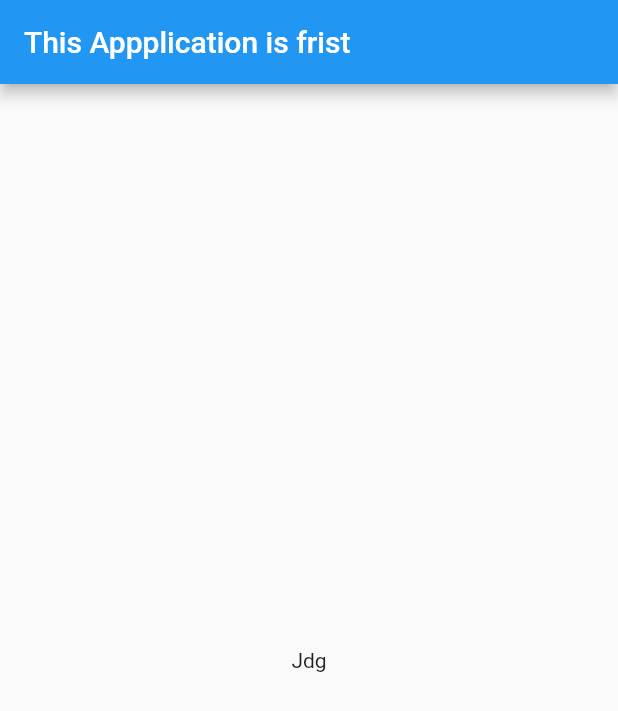
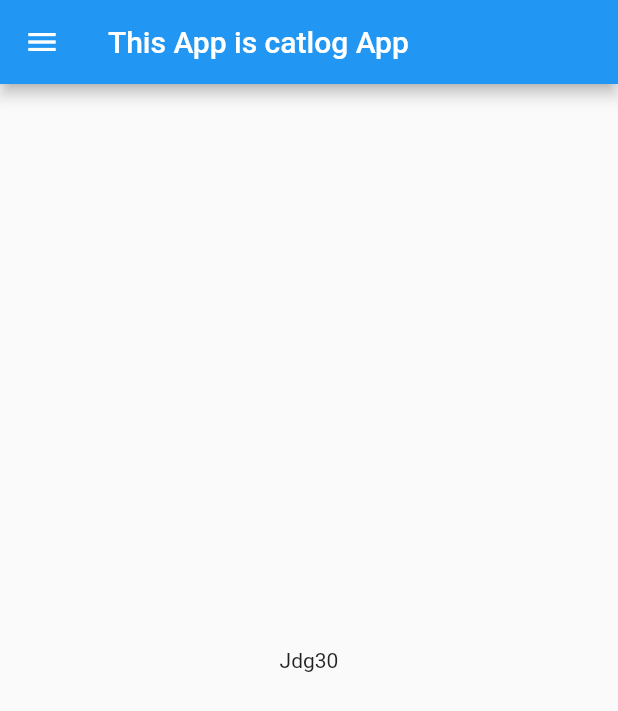
Before and after one commit to ajinkyavn1/Flutter-catlog, a Flutter app: the screen it shows after launch, on a phone screen of 412 x 824 dp. Shown: the top 711 px of the screen. Run offline on Flutter 3.47's test engine with Material 2 defaults, Android fonts, the phone set to English and light mode, and no system bars.

Commit message:
Created Home Page

```diff
--- /dev/null
+++ b/lib/Home_Page.dart
@@ -0,0 +1,18 @@
+import 'package:flutter/material.dart';
+class HomePage extends StatelessWidget {
+  const HomePage({Key key}) : super(key: key);
+
+  @override
+  Widget build(BuildContext context) {
+    int days=30;
+    return Scaffold(
+      appBar: AppBar(title: Text("This App is catlog App"),),
+      drawer: Drawer(),
+      body:Center(
+        child: Container(
+          child: Text("Jdg$days"),
+        ),
+      ),
+    );
+  }
+}
--- a/lib/main.dart
+++ b/lib/main.dart
@@ -1,24 +1,17 @@
 import 'package:flutter/cupertino.dart';
 import 'package:flutter/material.dart';
+import 'package:frist_flutter/Home_Page.dart';
 void main()
 {
   runApp(MyApp());
 }
 
 class MyApp extends StatelessWidget {
-  const MyApp({Key key}) : super(key: key);
 
   @override
   Widget build(BuildContext context) {
     return MaterialApp(
-      home: Scaffold(
-        appBar: AppBar(title: Text("This Appplication is frist"),),
-        body:Center(
-          child: Container(
-            child: Text("Jdg"),
-          ),
-        ),
-      ),
+      home:HomePage()
     );
   }
 }
```
